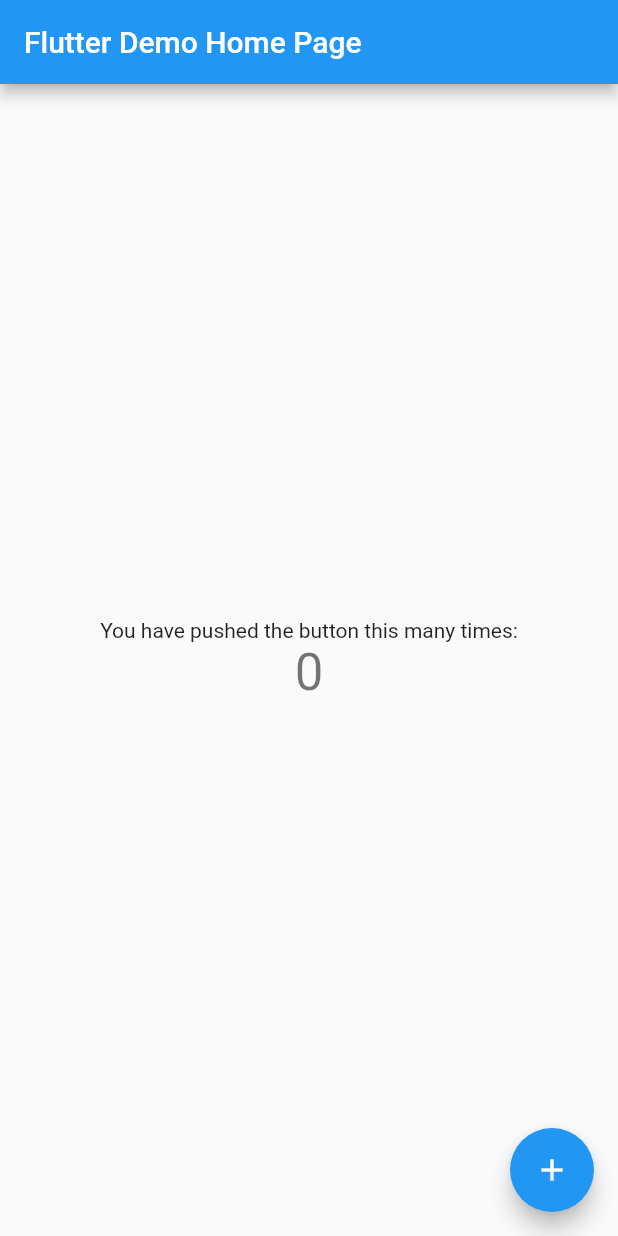
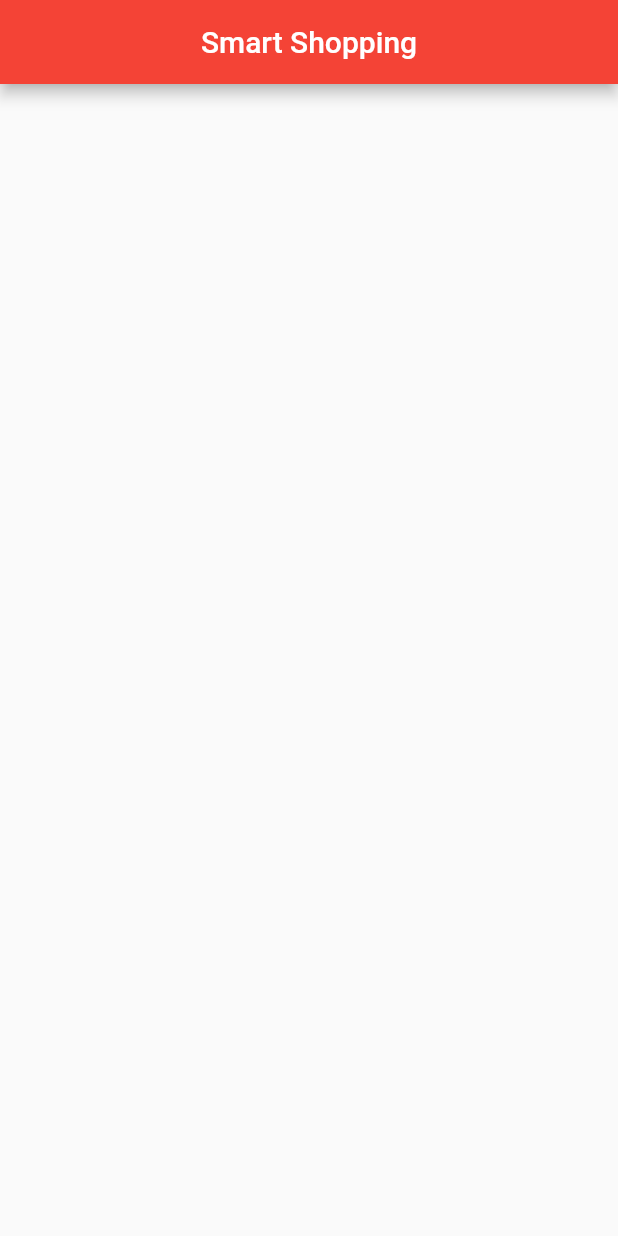
Before and after one commit to marvin89/smart_shopping, a Flutter app: the screen it shows after launch, on a phone screen of 412 x 824 dp. Run offline on Flutter 3.47's test engine with Material 2 defaults, Android fonts, the phone set to English and light mode, and no system bars.

Commit message:
chore(app): clean up

```diff
--- a/lib/main.dart
+++ b/lib/main.dart
@@ -3,109 +3,34 @@ import 'package:flutter/material.dart';
 void main() => runApp(MyApp());
 
 class MyApp extends StatelessWidget {
-  // This widget is the root of your application.
   @override
   Widget build(BuildContext context) {
     return MaterialApp(
-      title: 'Flutter Demo',
+      debugShowCheckedModeBanner: false,
       theme: ThemeData(
-        // This is the theme of your application.
-        //
-        // Try running your application with "flutter run". You'll see the
-        // application has a blue toolbar. Then, without quitting the app, try
-        // changing the primarySwatch below to Colors.green and then invoke
-        // "hot reload" (press "r" in the console where you ran "flutter run",
-        // or simply save your changes to "hot reload" in a Flutter IDE).
-        // Notice that the counter didn't reset back to zero; the application
-        // is not restarted.
-        primarySwatch: Colors.blue,
+        primarySwatch: Colors.red,
       ),
-      home: MyHomePage(title: 'Flutter Demo Home Page'),
+      home: MyHomePage(),
     );
   }
 }
 
 class MyHomePage extends StatefulWidget {
-  MyHomePage({Key key, this.title}) : super(key: key);
-
-  // This widget is the home page of your application. It is stateful, meaning
-  // that it has a State object (defined below) that contains fields that affect
-  // how it looks.
-
-  // This class is the configuration for the state. It holds the values (in this
-  // case the title) provided by the parent (in this case the App widget) and
-  // used by the build method of the State. Fields in a Widget subclass are
-  // always marked "final".
-
-  final String title;
-
+  MyHomePage({Key key}) : super(key: key);
   @override
   _MyHomePageState createState() => _MyHomePageState();
 }
 
 class _MyHomePageState extends State<MyHomePage> {
-  int _counter = 0;
-
-  void _incrementCounter() {
-    setState(() {
-      // This call to setState tells the Flutter framework that something has
-      // changed in this State, which causes it to rerun the build method below
-      // so that the display can reflect the updated values. If we changed
-      // _counter without calling setState(), then the build method would not be
-      // called again, and so nothing would appear to happen.
-      _counter++;
-    });
-  }
-
   @override
   Widget build(BuildContext context) {
-    // This method is rerun every time setState is called, for instance as done
-    // by the _incrementCounter method above.
-    //
-    // The Flutter framework has been optimized to make rerunning build methods
-    // fast, so that you can just rebuild anything that needs updating rather
-    // than having to individually change instances of widgets.
     return Scaffold(
       appBar: AppBar(
-        // Here we take the value from the MyHomePage object that was created by
-        // the App.build method, and use it to set our appbar title.
-        title: Text(widget.title),
-      ),
-      body: Center(
-        // Center is a layout widget. It takes a single child and positions it
-        // in the middle of the parent.
-        child: Column(
-          // Column is also a layout widget. It takes a list of children and
-          // arranges them vertically. By default, it sizes itself to fit its
-          // children horizontally, and tries to be as tall as its parent.
-          //
-          // Invoke "debug painting" (press "p" in the console, choose the
-          // "Toggle Debug Paint" action from the Flutter Inspector in Android
-          // Studio, or the "Toggle Debug Paint" command in Visual Studio Code)
-          // to see the wireframe for each widget.
-          //
-          // Column has various properties to control how it sizes itself and
-          // how it positions its children. Here we use mainAxisAlignment to
-          // center the children vertically; the main axis here is the vertical
-          // axis because Columns are vertical (the cross axis would be
-          // horizontal).
-          mainAxisAlignment: MainAxisAlignment.center,
-          children: <Widget>[
-            Text(
-              'You have pushed the button this many times:',
-            ),
-            Text(
-              '$_counter',
-              style: Theme.of(context).textTheme.display1,
-            ),
-          ],
+        title: Center(
+          child: Text('Smart Shopping'),
         ),
       ),
-      floatingActionButton: FloatingActionButton(
-        onPressed: _incrementCounter,
-        tooltip: 'Increment',
-        child: Icon(Icons.add),
-      ), // This trailing comma makes auto-formatting nicer for build methods.
+      body: Center(),
     );
   }
 }
```
